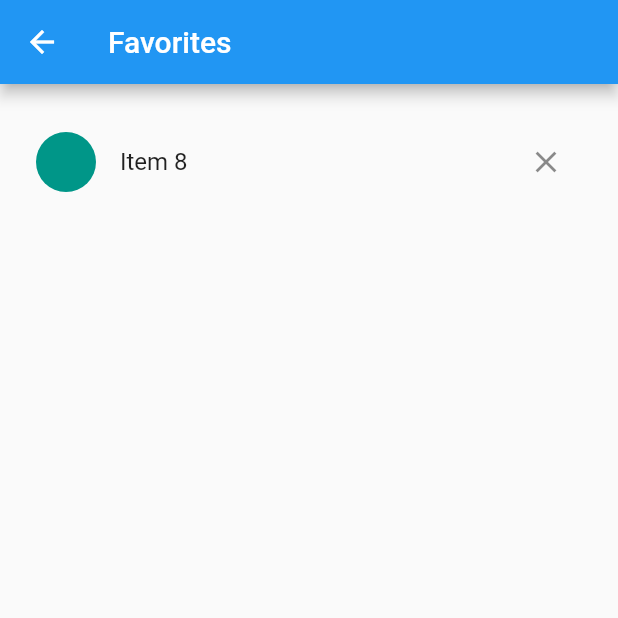
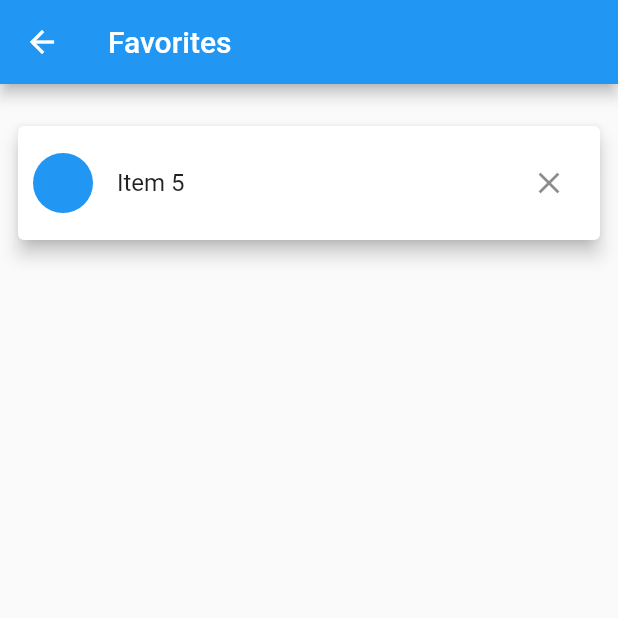
Before and after one commit to jishkln/testing-integration, a Flutter app: the screen it shows after launch, scrolled down 576 dp, after a tap on the "favorite outline" icon, after a tap on "Favorites", on a phone screen of 412 x 824 dp, the top half of it. Run offline on Flutter 3.47's test engine with Material 2 defaults, Android fonts, the light colour scheme and no system bars.

Commit message:
UI final

```diff
--- a/lib/screens/favorite.dart
+++ b/lib/screens/favorite.dart
@@ -27,15 +27,16 @@ class FavoritePage extends StatelessWidget {
 class FavoriteItemTile extends StatelessWidget {
   final int itemNo;
 
-  const FavoriteItemTile(
-    this.itemNo,
-  );
+  const FavoriteItemTile(this.itemNo, {super.key});
 
   @override
   Widget build(BuildContext context) {
     return Padding(
       padding: const EdgeInsets.all(8.0),
+      child: Card(
+        elevation: 5,
         child: ListTile(
+          contentPadding: const EdgeInsets.all(10),
           leading: CircleAvatar(
             backgroundColor: Colors.primaries[itemNo % Colors.primaries.length],
           ),
@@ -45,7 +46,7 @@ class FavoriteItemTile extends StatelessWidget {
           ),
           trailing: IconButton(
             key: Key('remove_icon_$itemNo'),
-          icon: Icon(Icons.close),
+            icon: const Icon(Icons.close),
             onPressed: () {
               Provider.of<Favorites>(context, listen: false).remove(itemNo);
               ScaffoldMessenger.of(context).showSnackBar(
@@ -57,6 +58,7 @@ class FavoriteItemTile extends StatelessWidget {
             },
           ),
         ),
+      ),
     );
   }
 }
--- a/lib/screens/home.dart
+++ b/lib/screens/home.dart
@@ -13,15 +13,15 @@ class HomePage extends StatelessWidget {
   Widget build(BuildContext context) {
     return Scaffold(
       appBar: AppBar(
-        title: Text('Testing Sample'),
+        title: const Text('Testing Sample'),
         actions: <Widget>[
           TextButton.icon(
             style: TextButton.styleFrom(foregroundColor: Colors.white),
             onPressed: () {
               Navigator.pushNamed(context, FavoritePage.routeId);
             },
-            icon: Icon(Icons.favorite_border),
-            label: Text('Favorites'),
+            icon: const Icon(Icons.favorite_border),
+            label: const Text('Favorites'),
           ),
         ],
       ),
@@ -40,9 +40,7 @@ class HomePage extends StatelessWidget {
 class ItemTile extends StatelessWidget {
   final int itemNo;
 
-  const ItemTile(
-    this.itemNo,
-  );
+  const ItemTile(this.itemNo, {super.key});
 
   @override
   Widget build(BuildContext context) {
@@ -50,7 +48,10 @@ class ItemTile extends StatelessWidget {
 
     return Padding(
       padding: const EdgeInsets.all(8.0),
+      child: Card(
+        elevation: 5,
         child: ListTile(
+          contentPadding: const EdgeInsets.all(10),
           leading: CircleAvatar(
             backgroundColor: Colors.primaries[itemNo % Colors.primaries.length],
           ),
@@ -61,8 +62,8 @@ class ItemTile extends StatelessWidget {
           trailing: IconButton(
             key: Key('icon_$itemNo'),
             icon: favoritesList.items.contains(itemNo)
-              ? Icon(Icons.favorite)
-              : Icon(Icons.favorite_border),
+                ? const Icon(Icons.favorite)
+                : const Icon(Icons.favorite_border),
             onPressed: () {
               !favoritesList.items.contains(itemNo)
                   ? favoritesList.add(itemNo)
@@ -72,12 +73,13 @@ class ItemTile extends StatelessWidget {
                   content: Text(favoritesList.items.contains(itemNo)
                       ? 'Added to favorites.'
                       : 'Removed from favorites.'),
-                duration: Duration(seconds: 1),
+                  duration: const Duration(seconds: 1),
                 ),
               );
             },
           ),
         ),
+      ),
     );
   }
 }
```
Lines whose indentation alone changed are shown as unchanged.
